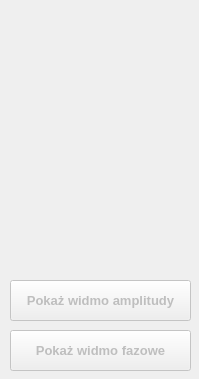
Qt form POiD/Zadanie_1/tools/zadanie2/low_high_pass_filter.ui (arthurn1910/POID2017) before a commit.
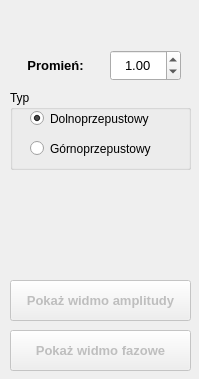
The same form after that commit.

Commit message: POiD low high pass filtr 0.6

What changed in the file:
```diff
--- a/POiD/Zadanie_1/tools/zadanie2/low_high_pass_filter.ui
+++ b/POiD/Zadanie_1/tools/zadanie2/low_high_pass_filter.ui
@@ -71,6 +71,95 @@
     <string>Pokaż widmo amplitudy</string>
    </property>
   </widget>
+  <widget class="QDoubleSpinBox" name="radiusDoubleSpinBox">
+   <property name="geometry">
+    <rect>
+     <x>110</x>
+     <y>50</y>
+     <width>71</width>
+     <height>31</height>
+    </rect>
+   </property>
+   <property name="font">
+    <font>
+     <pointsize>10</pointsize>
+    </font>
+   </property>
+   <property name="alignment">
+    <set>Qt::AlignCenter</set>
+   </property>
+   <property name="maximum">
+    <double>256.990000000000009</double>
+   </property>
+   <property name="value">
+    <double>1.000000000000000</double>
+   </property>
+  </widget>
+  <widget class="QLabel" name="radiusLabel">
+   <property name="geometry">
+    <rect>
+     <x>10</x>
+     <y>50</y>
+     <width>91</width>
+     <height>31</height>
+    </rect>
+   </property>
+   <property name="font">
+    <font>
+     <pointsize>10</pointsize>
+     <weight>75</weight>
+     <bold>true</bold>
+    </font>
+   </property>
+   <property name="text">
+    <string>Promień:</string>
+   </property>
+   <property name="alignment">
+    <set>Qt::AlignCenter</set>
+   </property>
+  </widget>
+  <widget class="QGroupBox" name="filtrTypeGroupBox">
+   <property name="geometry">
+    <rect>
+     <x>10</x>
+     <y>90</y>
+     <width>181</width>
+     <height>80</height>
+    </rect>
+   </property>
+   <property name="title">
+    <string>Typ</string>
+   </property>
+   <widget class="QRadioButton" name="lowPassRadioButton">
+    <property name="geometry">
+     <rect>
+      <x>20</x>
+      <y>20</y>
+      <width>141</width>
+      <height>17</height>
+     </rect>
+    </property>
+    <property name="text">
+     <string>Dolnoprzepustowy</string>
+    </property>
+    <property name="checked">
+     <bool>true</bool>
+    </property>
+   </widget>
+   <widget class="QRadioButton" name="highPassRadioButton">
+    <property name="geometry">
+     <rect>
+      <x>20</x>
+      <y>50</y>
+      <width>141</width>
+      <height>17</height>
+     </rect>
+    </property>
+    <property name="text">
+     <string>Górnoprzepustowy</string>
+    </property>
+   </widget>
+  </widget>
  </widget>
  <resources/>
  <connections/>
```
The commit also changes 5 other files.
